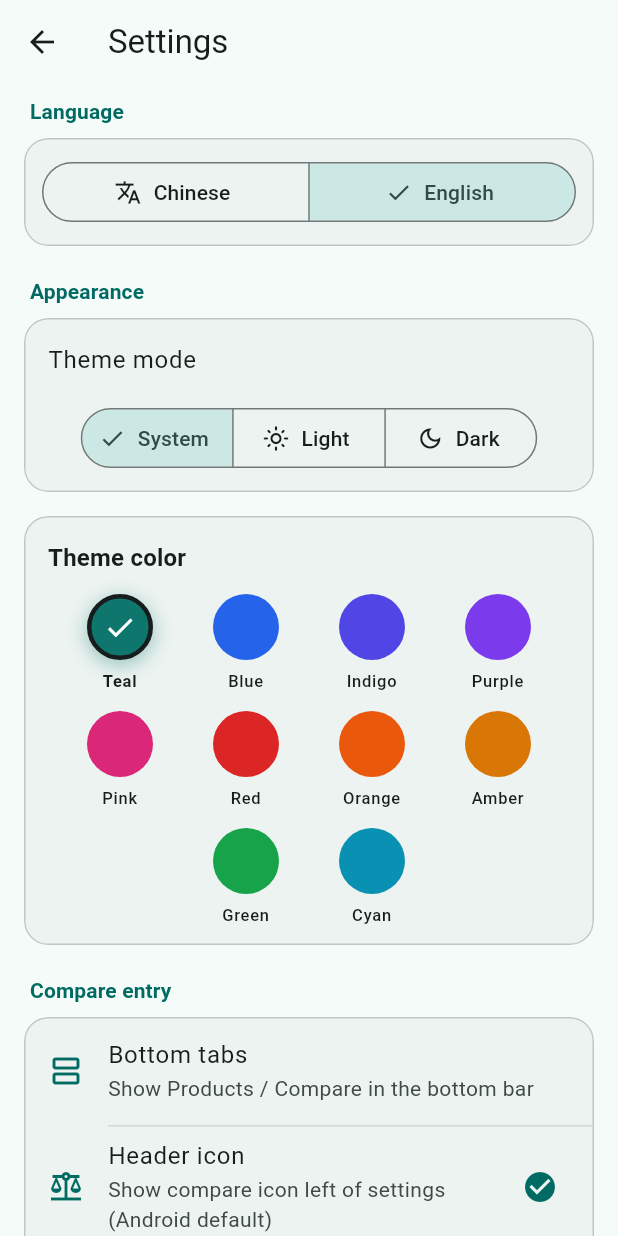
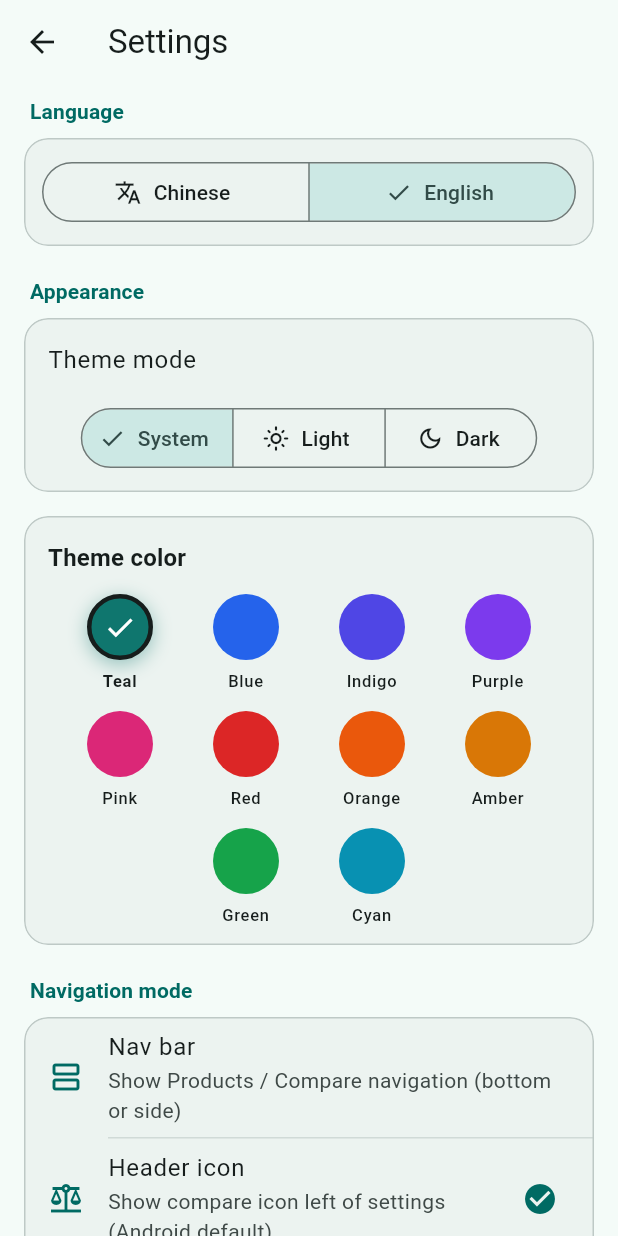
Before and after one commit to whynbnb/zhidang, a Flutter app: the SettingsPage screen opened directly, after a tap on "English", on a phone screen of 412 x 824 dp. Run offline on Flutter 3.47's test engine with Material 3 defaults, Android fonts, the phone set to English and light mode, and no system bars; our stand-ins replace file_picker, share_plus, shared_preferences; missing offline and left inert: flutter_dynamic_icon_plus; accounts and stored records are empty.

Commit message:
Add desktop sidebar nav and rename nav mode settings
Expose optional side rail on desktop/tablet landscape when navigation mode is on, and label the setting as navigation mode.

```diff
--- a/lib/l10n/app_strings.dart
+++ b/lib/l10n/app_strings.dart
@@ -42,14 +42,14 @@ class AppStrings {
   String get languageZh => isZh ? '中文' : 'Chinese';
   String get languageEn => isZh ? 'English' : 'English';
   String get appearance => isZh ? '外观' : 'Appearance';
-  String get compareEntry => isZh ? '比价入口' : 'Compare entry';
+  String get compareEntry => isZh ? '导航栏模式' : 'Navigation mode';
   String get compareEntryHint => isZh
       ? '选择如何进入跨商品比价'
       : 'Choose how to open cross-product compare';
-  String get compareNavBottom => isZh ? '底部导航' : 'Bottom tabs';
+  String get compareNavBottom => isZh ? '导航栏' : 'Nav bar';
   String get compareNavBottomHint => isZh
-      ? '底部显示「商品 / 比价」标签'
-      : 'Show Products / Compare in the bottom bar';
+      ? '显示「商品 / 比价」导航（底栏或侧栏）'
+      : 'Show Products / Compare navigation (bottom or side)';
   String get compareNavHeader => isZh ? '顶部图标' : 'Header icon';
   String get compareNavHeaderHint => isZh
       ? '在设置左侧显示比价图标（安卓默认）'
@@ -58,6 +58,12 @@ class AppStrings {
   String get compareNavDisabledHint => isZh
       ? '隐藏所有比价入口'
       : 'Hide all compare entry points';
+  String get sidebarNav => isZh ? '侧边栏导航' : 'Sidebar navigation';
+  String get sidebarNavHint => isZh
+      ? '桌面与平板横屏时使用侧边栏；关闭则始终底边栏'
+      : 'Use a side rail on desktop and tablet landscape; off keeps the bottom bar';
+  String get sidebarNavBottom => isZh ? '底边栏' : 'Bottom bar';
+  String get sidebarNavSide => isZh ? '侧边栏' : 'Sidebar';
   String get themeMode => isZh ? '主题模式' : 'Theme mode';
   String get themeSystem => isZh ? '系统' : 'System';
   String get themeLight => isZh ? '浅色' : 'Light';
--- a/lib/screens/main_shell.dart
+++ b/lib/screens/main_shell.dart
@@ -5,7 +5,7 @@ import '../screens/compare_page.dart';
 import '../screens/home_page.dart';
 import '../settings/app_settings.dart';
 
-/// Root shell: products + optional compare entry (bottom / header / off).
+/// Root shell: products + optional compare entry (bottom / side / header / off).
 class MainShell extends StatefulWidget {
   const MainShell({super.key});
 
@@ -38,32 +38,22 @@ class _MainShellState extends State<MainShell> {
     }
   }
 
-  @override
-  Widget build(BuildContext context) {
-    final s = AppStrings.of(context);
-    final mode = AppSettings.instance.compareNavMode;
-    final useBottom = mode == CompareNavMode.bottomNav;
-
-    return Scaffold(
-      body: useBottom
-          ? IndexedStack(
-              index: _index,
-              children: [
-                const HomePage(),
-                ComparePage(key: _compareKey),
-              ],
-            )
-          : const HomePage(),
-      bottomNavigationBar: useBottom
-          ? NavigationBar(
-              selectedIndex: _index,
-              onDestinationSelected: (i) {
+  void _select(int i) {
     setState(() => _index = i);
     if (i == 1) {
       _compareKey.currentState?.reload();
     }
-              },
-              destinations: [
+  }
+
+  @override
+  Widget build(BuildContext context) {
+    final s = AppStrings.of(context);
+    final settings = AppSettings.instance;
+    final mode = settings.compareNavMode;
+    final useNav = mode == CompareNavMode.bottomNav;
+    final useSidebar = useNav && settings.useSidebarNav(context);
+
+    final destinations = [
       NavigationDestination(
         icon: const Icon(Icons.inventory_2_outlined),
         selectedIcon: const Icon(Icons.inventory_2),
@@ -74,7 +64,49 @@ class _MainShellState extends State<MainShell> {
         selectedIcon: const Icon(Icons.balance),
         label: s.tabCompare,
       ),
+    ];
+
+    final body = useNav
+        ? IndexedStack(
+            index: _index,
+            children: [
+              const HomePage(),
+              ComparePage(key: _compareKey),
             ],
+          )
+        : const HomePage();
+
+    if (useSidebar) {
+      return Scaffold(
+        body: Row(
+          children: [
+            NavigationRail(
+              selectedIndex: _index,
+              onDestinationSelected: _select,
+              labelType: NavigationRailLabelType.all,
+              destinations: [
+                for (final d in destinations)
+                  NavigationRailDestination(
+                    icon: d.icon,
+                    selectedIcon: d.selectedIcon,
+                    label: Text(d.label),
+                  ),
+              ],
+            ),
+            const VerticalDivider(width: 1, thickness: 1),
+            Expanded(child: body),
+          ],
+        ),
+      );
+    }
+
+    return Scaffold(
+      body: body,
+      bottomNavigationBar: useNav
+          ? NavigationBar(
+              selectedIndex: _index,
+              onDestinationSelected: _select,
+              destinations: destinations,
             )
           : null,
     );
--- a/lib/screens/settings_page.dart
+++ b/lib/screens/settings_page.dart
@@ -208,6 +208,21 @@ class SettingsPage extends StatelessWidget {
                   onTap: () =>
                       settings.setCompareNavMode(CompareNavMode.disabled),
                 ),
+                if (LayoutCapability.showSidebarSetting(context) &&
+                    settings.compareNavMode == CompareNavMode.bottomNav) ...[
+                  Divider(
+                    height: 1,
+                    indent: 56,
+                    color: scheme.outlineVariant.withValues(alpha: 0.6),
+                  ),
+                  SwitchListTile(
+                    secondary: Icon(Icons.view_sidebar_outlined, color: scheme.primary),
+                    title: Text(s.sidebarNav),
+                    subtitle: Text(s.sidebarNavHint),
+                    value: settings.sidebarNavEnabled,
+                    onChanged: (v) => settings.setSidebarNavEnabled(v),
+                  ),
+                ],
               ],
             ),
           ),
--- a/lib/settings/app_settings.dart
+++ b/lib/settings/app_settings.dart
@@ -2,9 +2,9 @@ import 'package:flutter/foundation.dart';
 import 'package:flutter/material.dart';
 import 'package:shared_preferences/shared_preferences.dart';
 
-/// How the compare feature is exposed in the main UI.
+/// How the compare feature is exposed in the main UI (导航栏模式).
 enum CompareNavMode {
-  /// Bottom tab bar (current desktop/default style).
+  /// Products / Compare navigation (bottom bar or optional sidebar).
   bottomNav,
 
   /// Header icon left of settings (Android default).
@@ -33,6 +33,36 @@ enum CompareNavMode {
       return CompareNavMode.headerIcon;
     }
     return CompareNavMode.bottomNav;
+  }
+}
+
+/// Desktop / large-window helpers for sidebar navigation.
+class LayoutCapability {
+  LayoutCapability._();
+
+  static bool get isDesktopPlatform {
+    if (kIsWeb) return true;
+    return defaultTargetPlatform == TargetPlatform.macOS ||
+        defaultTargetPlatform == TargetPlatform.windows ||
+        defaultTargetPlatform == TargetPlatform.linux;
+  }
+
+  /// Tablet or larger by shortest side (Material guideline ~600).
+  static bool isTabletOrLarger(BuildContext context) {
+    return MediaQuery.sizeOf(context).shortestSide >= 600;
+  }
+
+  /// Whether sidebar navigation can apply on this surface.
+  static bool supportsSidebarSurface(BuildContext context) {
+    if (isDesktopPlatform) return true;
+    final size = MediaQuery.sizeOf(context);
+    final isLandscape = size.width > size.height;
+    return isTabletOrLarger(context) && isLandscape;
+  }
+
+  /// Show the sidebar toggle in settings (desktop, or tablet).
+  static bool showSidebarSetting(BuildContext context) {
+    return isDesktopPlatform || isTabletOrLarger(context);
   }
 }
 
@@ -124,19 +154,30 @@ class AppSettings extends ChangeNotifier {
   static const _themeModeKey = 'settings_theme_mode';
   static const _colorKey = 'settings_theme_color';
   static const _compareNavKey = 'settings_compare_nav_mode';
+  static const _sidebarNavKey = 'settings_sidebar_nav';
 
   Locale _locale = const Locale('zh');
   ThemeMode _themeMode = ThemeMode.system;
   String _colorId = 'teal';
   CompareNavMode _compareNavMode = CompareNavMode.defaultForPlatform();
+  bool _sidebarNavEnabled = LayoutCapability.isDesktopPlatform;
   bool _ready = false;
 
   Locale get locale => _locale;
   ThemeMode get themeMode => _themeMode;
   String get colorId => _colorId;
   CompareNavMode get compareNavMode => _compareNavMode;
+  /// Prefer sidebar over bottom bar when nav mode is bottomNav (desktop / tablet landscape).
+  bool get sidebarNavEnabled => _sidebarNavEnabled;
   bool get ready => _ready;
   bool get isZh => _locale.languageCode == 'zh';
+
+  /// Whether shell should render a side rail instead of bottom bar.
+  bool useSidebarNav(BuildContext context) {
+    if (_compareNavMode != CompareNavMode.bottomNav) return false;
+    if (!_sidebarNavEnabled) return false;
+    return LayoutCapability.supportsSidebarSurface(context);
+  }
 
   ThemeColorOption get colorOption => themeColorOptions.firstWhere(
         (e) => e.id == _colorId,
@@ -151,6 +192,7 @@ class AppSettings extends ChangeNotifier {
     final themeModeName = prefs.getString(_themeModeKey);
     final colorId = prefs.getString(_colorKey);
     final compareNavRaw = prefs.getString(_compareNavKey);
+    final sidebarRaw = prefs.getBool(_sidebarNavKey);
 
     if (localeCode == 'en' || localeCode == 'zh') {
       _locale = Locale(localeCode!);
@@ -169,6 +211,8 @@ class AppSettings extends ChangeNotifier {
     } else {
       _compareNavMode = CompareNavMode.defaultForPlatform();
     }
+    _sidebarNavEnabled =
+        sidebarRaw ?? LayoutCapability.isDesktopPlatform;
     _ready = true;
     notifyListeners();
   }
@@ -205,4 +249,12 @@ class AppSettings extends ChangeNotifier {
     final prefs = await SharedPreferences.getInstance();
     await prefs.setString(_compareNavKey, mode.toJson());
   }
+
+  Future<void> setSidebarNavEnabled(bool enabled) async {
+    if (_sidebarNavEnabled == enabled) return;
+    _sidebarNavEnabled = enabled;
+    notifyListeners();
+    final prefs = await SharedPreferences.getInstance();
+    await prefs.setBool(_sidebarNavKey, enabled);
+  }
 }
```
Lines whose indentation alone changed are shown as unchanged.
